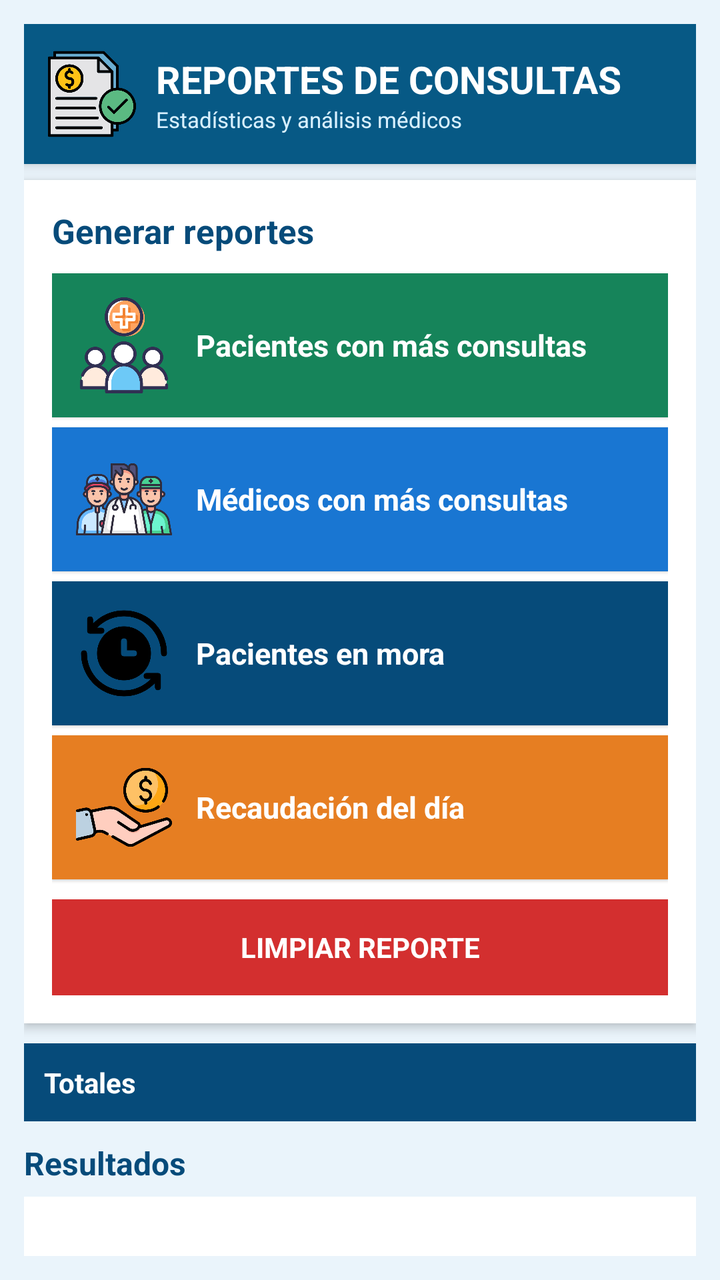
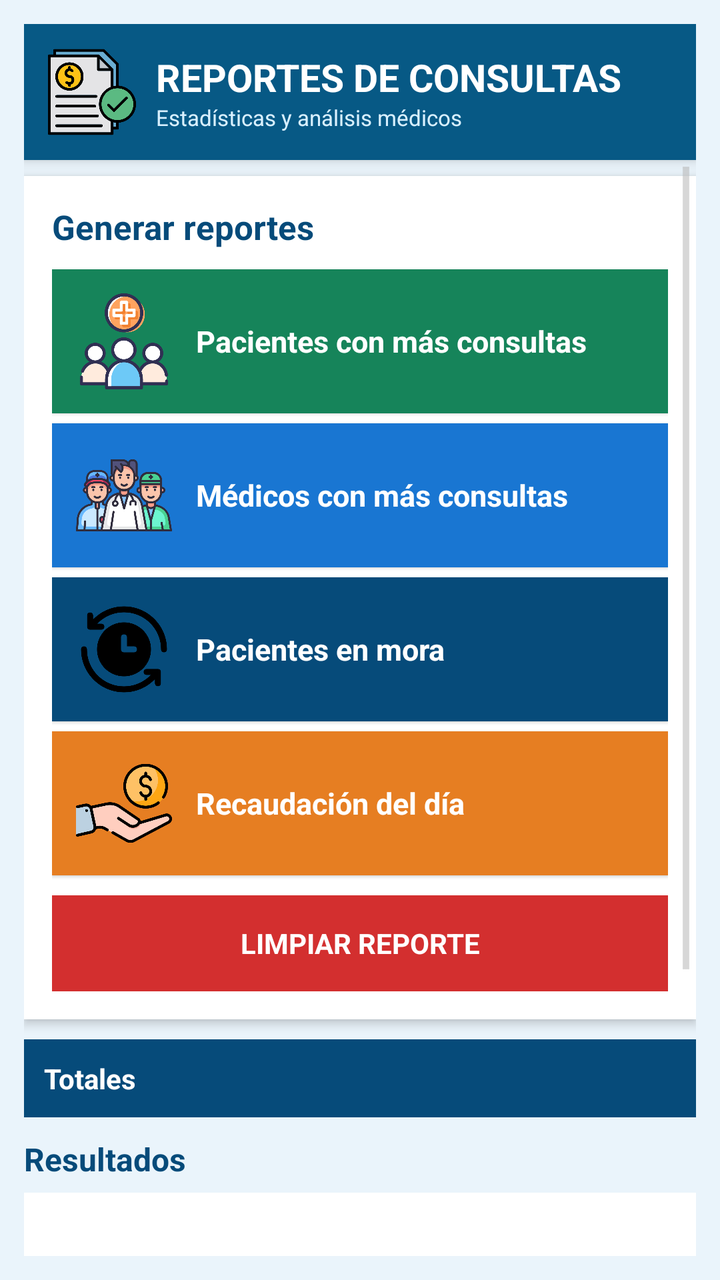

Compare the two renders of this Android layout. The source of the first and the diff that turns it into the second are given below.
<!-- AndroidManifest.xml: application theme android:Theme.Holo.Light -->
<!-- res/layout/activity_reportes.xml -->
<?xml version="1.0" encoding="utf-8"?>
<LinearLayout xmlns:android="http://schemas.android.com/apk/res/android"
    android:layout_width="match_parent"
    android:layout_height="match_parent"
    android:orientation="vertical"
    android:background="#EAF4FB"
    android:padding="12dp">

    
    
    

    <LinearLayout
        android:layout_width="match_parent"
        android:layout_height="70dp"
        android:orientation="horizontal"
        android:gravity="center_vertical"
        android:background="#075985"
        android:padding="12dp"
        android:elevation="4dp">

        <ImageView
            android:layout_width="44dp"
            android:layout_height="44dp"
            android:src="@drawable/reportes"
            android:contentDescription="Logo Reportes" />

        <LinearLayout
            android:layout_width="0dp"
            android:layout_height="wrap_content"
            android:layout_weight="1"
            android:orientation="vertical"
            android:layout_marginStart="10dp">

            <TextView
                android:layout_width="wrap_content"
                android:layout_height="wrap_content"
                android:text="REPORTES DE CONSULTAS"
                android:textSize="19sp"
                android:textStyle="bold"
                android:textColor="#FFFFFF" />

            <TextView
                android:layout_width="wrap_content"
                android:layout_height="wrap_content"
                android:text="Estadísticas y análisis médicos"
                android:textSize="11sp"
                android:textColor="#D8F0FF" />

        </LinearLayout>

    </LinearLayout>

    
    
    

    <LinearLayout
        android:layout_width="match_parent"
        android:layout_height="wrap_content"
        android:orientation="vertical"
        android:background="#FFFFFF"
        android:padding="14dp"
        android:layout_marginTop="8dp"
        android:elevation="3dp">

        <TextView
            android:layout_width="wrap_content"
            android:layout_height="wrap_content"
            android:text="Generar reportes"
            android:textSize="17sp"
            android:textStyle="bold"
            android:textColor="#064B7A"
            android:layout_marginBottom="10dp" />

        
        <LinearLayout
            android:id="@+id/btnPacientesMas"
            android:layout_width="match_parent"
            android:layout_height="wrap_content"
            android:background="#16845A"
            android:clickable="true"
            android:focusable="true"
            android:gravity="center_vertical"
            android:orientation="horizontal"
            android:padding="12dp"
            android:layout_marginBottom="5dp"
            android:elevation="1dp">

            <ImageView
                android:layout_width="48dp"
                android:layout_height="48dp"
                android:src="@drawable/pacientes2"
                android:scaleType="fitCenter"
                android:contentDescription="Pacientes con más consultas"/>

            <TextView
                android:layout_width="wrap_content"
                android:layout_height="wrap_content"
                android:text="Pacientes con más consultas"
                android:textSize="15sp"
                android:textStyle="bold"
                android:textColor="#FFFFFF"
                android:layout_marginStart="12dp"/>
        </LinearLayout>

        
        <LinearLayout
            android:id="@+id/btnMedicosMas"
            android:layout_width="match_parent"
            android:layout_height="wrap_content"
            android:background="#1976D2"
            android:clickable="true"
            android:focusable="true"
            android:gravity="center_vertical"
            android:orientation="horizontal"
            android:padding="12dp"
            android:layout_marginBottom="5dp"
            android:elevation="1dp">

            <ImageView
                android:layout_width="48dp"
                android:layout_height="48dp"
                android:src="@drawable/medicos2"
                android:scaleType="fitCenter"
                android:contentDescription="Médicos con más consultas"/>

            <TextView
                android:layout_width="wrap_content"
                android:layout_height="wrap_content"
                android:text="Médicos con más consultas"
                android:textSize="15sp"
                android:textStyle="bold"
                android:textColor="#FFFFFF"
                android:layout_marginStart="12dp"/>
        </LinearLayout>

        
        <LinearLayout
            android:id="@+id/btnMora"
            android:layout_width="match_parent"
            android:layout_height="wrap_content"
            android:background="#064B7A"
            android:clickable="true"
            android:focusable="true"
            android:gravity="center_vertical"
            android:orientation="horizontal"
            android:padding="12dp"
            android:layout_marginBottom="5dp"
            android:elevation="1dp">

            <ImageView
                android:layout_width="48dp"
                android:layout_height="48dp"
                android:src="@drawable/mora2"
                android:scaleType="fitCenter"
                android:contentDescription="Pacientes en mora"/>

            <TextView
                android:layout_width="wrap_content"
                android:layout_height="wrap_content"
                android:text="Pacientes en mora"
                android:textSize="15sp"
                android:textStyle="bold"
                android:textColor="#FFFFFF"
                android:layout_marginStart="12dp"/>
        </LinearLayout>

        
        <LinearLayout
            android:id="@+id/btnRecaudacion"
            android:layout_width="match_parent"
            android:layout_height="wrap_content"
            android:background="#E67E22"
            android:clickable="true"
            android:focusable="true"
            android:gravity="center_vertical"
            android:orientation="horizontal"
            android:padding="12dp"
            android:layout_marginBottom="10dp"
            android:elevation="1dp">

            <ImageView
                android:layout_width="48dp"
                android:layout_height="48dp"
                android:src="@drawable/recaudacion2"
                android:scaleType="fitCenter"
                android:contentDescription="Recaudación del día"/>

            <TextView
                android:layout_width="wrap_content"
                android:layout_height="wrap_content"
                android:text="Recaudación del día"
                android:textSize="15sp"
                android:textStyle="bold"
                android:textColor="#FFFFFF"
                android:layout_marginStart="12dp"/>
        </LinearLayout>

        
        <Button
            android:id="@+id/btnLimpiar"
            android:layout_width="match_parent"
            android:layout_height="wrap_content"
            android:background="#D32F2F"
            android:padding="12dp"
            android:text="LIMPIAR REPORTE"
            android:textSize="14sp"
            android:textStyle="bold"
            android:textColor="#FFFFFF" />

    </LinearLayout>

    
    
    

    <TextView
        android:id="@+id/tvTotales"
        android:layout_width="match_parent"
        android:layout_height="wrap_content"
        android:layout_marginTop="10dp"
        android:background="#064B7A"
        android:padding="10dp"
        android:text="Totales"
        android:textColor="#FFFFFF"
        android:textSize="14sp"
        android:textStyle="bold" />

    
    
    

    <TextView
        android:layout_width="wrap_content"
        android:layout_height="wrap_content"
        android:text="Resultados"
        android:textSize="16sp"
        android:textStyle="bold"
        android:textColor="#064B7A"
        android:layout_marginTop="10dp"
        android:layout_marginBottom="6dp" />

    
    
    

    <ListView
        android:id="@+id/lvReportes"
        android:layout_width="match_parent"
        android:layout_height="0dp"
        android:layout_weight="1"
        android:background="#FFFFFF"
        android:padding="5dp"
        android:divider="#D8E3EA"
        android:dividerHeight="1dp" />

</LinearLayout>
<!-- resources referenced by this layout -->
<resources>
  <!-- drawable medicos2: png bitmap (drawable-ldpi, 57435 bytes) -->
  <!-- drawable mora2: png bitmap (drawable-ldpi, 16334 bytes) -->
  <!-- drawable pacientes2: png bitmap (drawable-ldpi, 37006 bytes) -->
  <!-- drawable recaudacion2: png bitmap (drawable-ldpi, 32017 bytes) -->
  <!-- drawable reportes: png bitmap (drawable-ldpi, 28891 bytes) -->
</resources>

<!-- the commit's change to res/layout/activity_reportes.xml (unified diff, before → after) -->
@@ -7,12 +7,9 @@
     android:padding="12dp">
 
     
-    
-    
-
     <LinearLayout
         android:layout_width="match_parent"
-        android:layout_height="70dp"
+        android:layout_height="wrap_content"
         android:orientation="horizontal"
         android:gravity="center_vertical"
         android:background="#075985"
@@ -52,207 +49,208 @@
     </LinearLayout>
 
     
-    
-    
-
-    <LinearLayout
-        android:layout_width="match_parent"
-        android:layout_height="wrap_content"
-        android:orientation="vertical"
-        android:background="#FFFFFF"
-        android:padding="14dp"
-        android:layout_marginTop="8dp"
-        android:elevation="3dp">
-
-        <TextView
-            android:layout_width="wrap_content"
-            android:layout_height="wrap_content"
-            android:text="Generar reportes"
-            android:textSize="17sp"
-            android:textStyle="bold"
-            android:textColor="#064B7A"
-            android:layout_marginBottom="10dp" />
-
-        
-        <LinearLayout
-            android:id="@+id/btnPacientesMas"
-            android:layout_width="match_parent"
-            android:layout_height="wrap_content"
-            android:background="#16845A"
-            android:clickable="true"
-            android:focusable="true"
-            android:gravity="center_vertical"
-            android:orientation="horizontal"
-            android:padding="12dp"
-            android:layout_marginBottom="5dp"
-            android:elevation="1dp">
-
-            <ImageView
-                android:layout_width="48dp"
-                android:layout_height="48dp"
-                android:src="@drawable/pacientes2"
-                android:scaleType="fitCenter"
-                android:contentDescription="Pacientes con más consultas"/>
-
-            <TextView
-                android:layout_width="wrap_content"
-                android:layout_height="wrap_content"
-                android:text="Pacientes con más consultas"
-                android:textSize="15sp"
-                android:textStyle="bold"
-                android:textColor="#FFFFFF"
-                android:layout_marginStart="12dp"/>
-        </LinearLayout>
-
-        
-        <LinearLayout
-            android:id="@+id/btnMedicosMas"
-            android:layout_width="match_parent"
-            android:layout_height="wrap_content"
-            android:background="#1976D2"
-            android:clickable="true"
-            android:focusable="true"
-            android:gravity="center_vertical"
-            android:orientation="horizontal"
-            android:padding="12dp"
-            android:layout_marginBottom="5dp"
-            android:elevation="1dp">
-
-            <ImageView
-                android:layout_width="48dp"
-                android:layout_height="48dp"
-                android:src="@drawable/medicos2"
-                android:scaleType="fitCenter"
-                android:contentDescription="Médicos con más consultas"/>
-
-            <TextView
-                android:layout_width="wrap_content"
-                android:layout_height="wrap_content"
-                android:text="Médicos con más consultas"
-                android:textSize="15sp"
-                android:textStyle="bold"
-                android:textColor="#FFFFFF"
-                android:layout_marginStart="12dp"/>
-        </LinearLayout>
-
-        
-        <LinearLayout
-            android:id="@+id/btnMora"
-            android:layout_width="match_parent"
-            android:layout_height="wrap_content"
-            android:background="#064B7A"
-            android:clickable="true"
-            android:focusable="true"
-            android:gravity="center_vertical"
-            android:orientation="horizontal"
-            android:padding="12dp"
-            android:layout_marginBottom="5dp"
-            android:elevation="1dp">
-
-            <ImageView
-                android:layout_width="48dp"
-                android:layout_height="48dp"
-                android:src="@drawable/mora2"
-                android:scaleType="fitCenter"
-                android:contentDescription="Pacientes en mora"/>
-
-            <TextView
-                android:layout_width="wrap_content"
-                android:layout_height="wrap_content"
-                android:text="Pacientes en mora"
-                android:textSize="15sp"
-                android:textStyle="bold"
-                android:textColor="#FFFFFF"
-                android:layout_marginStart="12dp"/>
-        </LinearLayout>
-
-        
-        <LinearLayout
-            android:id="@+id/btnRecaudacion"
-            android:layout_width="match_parent"
-            android:layout_height="wrap_content"
-            android:background="#E67E22"
-            android:clickable="true"
-            android:focusable="true"
-            android:gravity="center_vertical"
-            android:orientation="horizontal"
-            android:padding="12dp"
-            android:layout_marginBottom="10dp"
-            android:elevation="1dp">
-
-            <ImageView
-                android:layout_width="48dp"
-                android:layout_height="48dp"
-                android:src="@drawable/recaudacion2"
-                android:scaleType="fitCenter"
-                android:contentDescription="Recaudación del día"/>
-
-            <TextView
-                android:layout_width="wrap_content"
-                android:layout_height="wrap_content"
-                android:text="Recaudación del día"
-                android:textSize="15sp"
-                android:textStyle="bold"
-                android:textColor="#FFFFFF"
-                android:layout_marginStart="12dp"/>
-        </LinearLayout>
-
-        
-        <Button
-            android:id="@+id/btnLimpiar"
-            android:layout_width="match_parent"
-            android:layout_height="wrap_content"
-            android:background="#D32F2F"
-            android:padding="12dp"
-            android:text="LIMPIAR REPORTE"
-            android:textSize="14sp"
-            android:textStyle="bold"
-            android:textColor="#FFFFFF" />
-
-    </LinearLayout>
-
-    
-    
-    
-
-    <TextView
-        android:id="@+id/tvTotales"
-        android:layout_width="match_parent"
-        android:layout_height="wrap_content"
-        android:layout_marginTop="10dp"
-        android:background="#064B7A"
-        android:padding="10dp"
-        android:text="Totales"
-        android:textColor="#FFFFFF"
-        android:textSize="14sp"
-        android:textStyle="bold" />
-
-    
-    
-    
-
-    <TextView
-        android:layout_width="wrap_content"
-        android:layout_height="wrap_content"
-        android:text="Resultados"
-        android:textSize="16sp"
-        android:textStyle="bold"
-        android:textColor="#064B7A"
-        android:layout_marginTop="10dp"
-        android:layout_marginBottom="6dp" />
-
-    
-    
-    
-
-    <ListView
-        android:id="@+id/lvReportes"
+    <ScrollView
         android:layout_width="match_parent"
         android:layout_height="0dp"
         android:layout_weight="1"
-        android:background="#FFFFFF"
-        android:padding="5dp"
-        android:divider="#D8E3EA"
-        android:dividerHeight="1dp" />
+        android:fillViewport="true">
+
+        <LinearLayout
+            android:layout_width="match_parent"
+            android:layout_height="wrap_content"
+            android:orientation="vertical">
+
+            
+            <LinearLayout
+                android:layout_width="match_parent"
+                android:layout_height="wrap_content"
+                android:orientation="vertical"
+                android:background="#FFFFFF"
+                android:padding="14dp"
+                android:layout_marginTop="8dp"
+                android:elevation="3dp">
+
+                <TextView
+                    android:layout_width="wrap_content"
+                    android:layout_height="wrap_content"
+                    android:text="Generar reportes"
+                    android:textSize="17sp"
+                    android:textStyle="bold"
+                    android:textColor="#064B7A"
+                    android:layout_marginBottom="10dp" />
+
+                
+                <LinearLayout
+                    android:id="@+id/btnPacientesMas"
+                    android:layout_width="match_parent"
+                    android:layout_height="wrap_content"
+                    android:background="#16845A"
+                    android:clickable="true"
+                    android:focusable="true"
+                    android:gravity="center_vertical"
+                    android:orientation="horizontal"
+                    android:padding="12dp"
+                    android:layout_marginBottom="5dp"
+                    android:elevation="1dp">
+
+                    <ImageView
+                        android:layout_width="48dp"
+                        android:layout_height="48dp"
+                        android:src="@drawable/pacientes2"
+                        android:scaleType="fitCenter"
+                        android:contentDescription="Pacientes con más consultas"/>
+
+                    <TextView
+                        android:layout_width="wrap_content"
+                        android:layout_height="wrap_content"
+                        android:text="Pacientes con más consultas"
+                        android:textSize="15sp"
+                        android:textStyle="bold"
+                        android:textColor="#FFFFFF"
+                        android:layout_marginStart="12dp"/>
+                </LinearLayout>
+
+                
+                <LinearLayout
+                    android:id="@+id/btnMedicosMas"
+                    android:layout_width="match_parent"
+                    android:layout_height="wrap_content"
+                    android:background="#1976D2"
+                    android:clickable="true"
+                    android:focusable="true"
+                    android:gravity="center_vertical"
+                    android:orientation="horizontal"
+                    android:padding="12dp"
+                    android:layout_marginBottom="5dp"
+                    android:elevation="1dp">
+
+                    <ImageView
+                        android:layout_width="48dp"
+                        android:layout_height="48dp"
+                        android:src="@drawable/medicos2"
+                        android:scaleType="fitCenter"
+                        android:contentDescription="Médicos con más consultas"/>
+
+                    <TextView
+                        android:layout_width="wrap_content"
+                        android:layout_height="wrap_content"
+                        android:text="Médicos con más consultas"
+                        android:textSize="15sp"
+                        android:textStyle="bold"
+                        android:textColor="#FFFFFF"
+                        android:layout_marginStart="12dp"/>
+                </LinearLayout>
+
+                
+                <LinearLayout
+                    android:id="@+id/btnMora"
+                    android:layout_width="match_parent"
+                    android:layout_height="wrap_content"
+                    android:background="#064B7A"
+                    android:clickable="true"
+                    android:focusable="true"
+                    android:gravity="center_vertical"
+                    android:orientation="horizontal"
+                    android:padding="12dp"
+                    android:layout_marginBottom="5dp"
+                    android:elevation="1dp">
+
+                    <ImageView
+                        android:layout_width="48dp"
+                        android:layout_height="48dp"
+                        android:src="@drawable/mora2"
+                        android:scaleType="fitCenter"
+                        android:contentDescription="Pacientes en mora"/>
+
+                    <TextView
+                        android:layout_width="wrap_content"
+                        android:layout_height="wrap_content"
+                        android:text="Pacientes en mora"
+                        android:textSize="15sp"
+                        android:textStyle="bold"
+                        android:textColor="#FFFFFF"
+                        android:layout_marginStart="12dp"/>
+                </LinearLayout>
+
+                
+                <LinearLayout
+                    android:id="@+id/btnRecaudacion"
+                    android:layout_width="match_parent"
+                    android:layout_height="wrap_content"
+                    android:background="#E67E22"
+                    android:clickable="true"
+                    android:focusable="true"
+                    android:gravity="center_vertical"
+                    android:orientation="horizontal"
+                    android:padding="12dp"
+                    android:layout_marginBottom="10dp"
+                    android:elevation="1dp">
+
+                    <ImageView
+                        android:layout_width="48dp"
+                        android:layout_height="48dp"
+                        android:src="@drawable/recaudacion2"
+                        android:scaleType="fitCenter"
+                        android:contentDescription="Recaudación del día"/>
+
+                    <TextView
+                        android:layout_width="wrap_content"
+                        android:layout_height="wrap_content"
+                        android:text="Recaudación del día"
+                        android:textSize="15sp"
+                        android:textStyle="bold"
+                        android:textColor="#FFFFFF"
+                        android:layout_marginStart="12dp"/>
+                </LinearLayout>
+
+                
+                <Button
+                    android:id="@+id/btnLimpiar"
+                    android:layout_width="match_parent"
+                    android:layout_height="wrap_content"
+                    android:background="#D32F2F"
+                    android:padding="12dp"
+                    android:text="LIMPIAR REPORTE"
+                    android:textSize="14sp"
+                    android:textStyle="bold"
+                    android:textColor="#FFFFFF" />
+
+            </LinearLayout>
+
+            
+            <TextView
+                android:id="@+id/tvTotales"
+                android:layout_width="match_parent"
+                android:layout_height="wrap_content"
+                android:layout_marginTop="10dp"
+                android:background="#064B7A"
+                android:padding="10dp"
+                android:text="Totales"
+                android:textColor="#FFFFFF"
+                android:textSize="14sp"
+                android:textStyle="bold" />
+
+            <TextView
+                android:layout_width="wrap_content"
+                android:layout_height="wrap_content"
+                android:text="Resultados"
+                android:textSize="16sp"
+                android:textStyle="bold"
+                android:textColor="#064B7A"
+                android:layout_marginTop="10dp"
+                android:layout_marginBottom="6dp" />
+
+            
+            <ListView
+                android:id="@+id/lvReportes"
+                android:layout_width="match_parent"
+                android:layout_height="220dp"
+                android:background="#FFFFFF"
+                android:padding="5dp"
+                android:divider="#D8E3EA"
+                android:dividerHeight="1dp" />
+
+        </LinearLayout>
+    </ScrollView>
 
 </LinearLayout>
